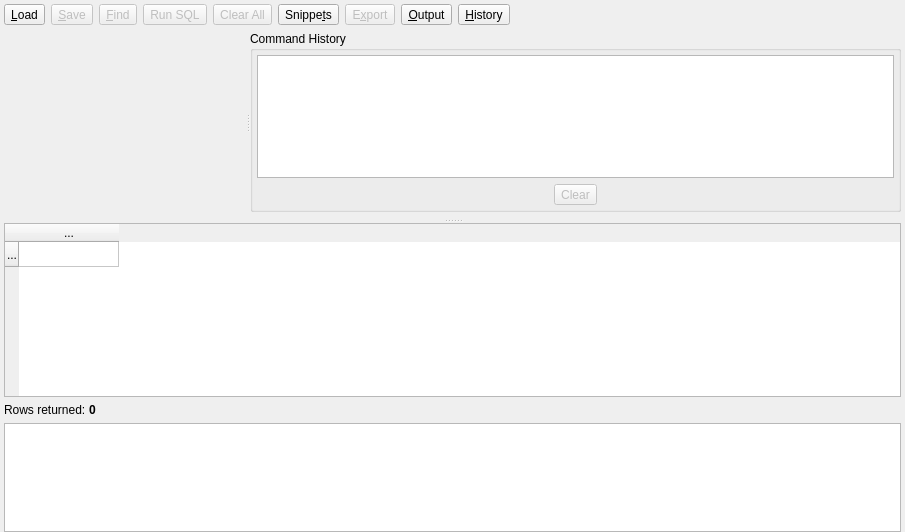
Qt form libpgmodeler_ui/ui/sqlexecutionwidget.ui (pgmodeler/pgmodeler) before a commit.
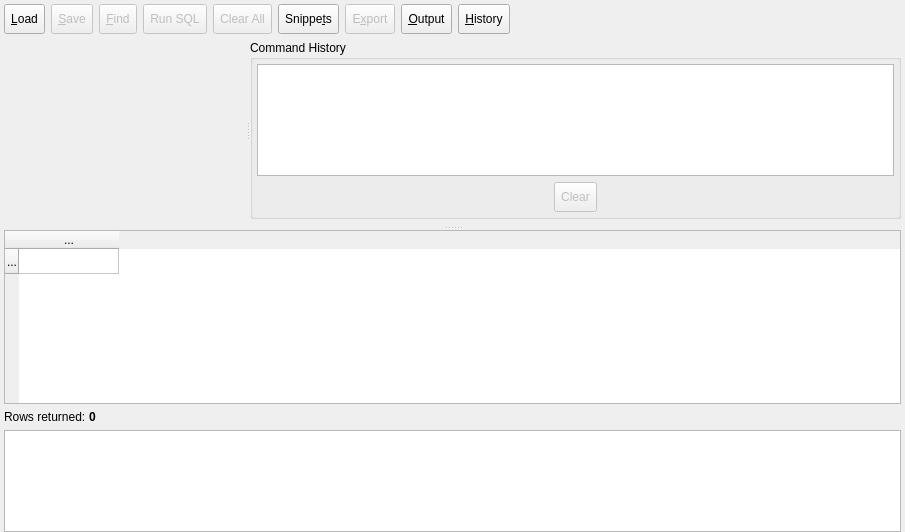
The same form after that commit. Icons and pictures are not drawn.

Commit message: Minimum size adjustments for toolbuttons and icons in DataManipulationForm, ModelValidationWidget and SQLExecutionWidget

Diff of the .ui file:
```diff
--- a/libpgmodeler_ui/ui/sqlexecutionwidget.ui
+++ b/libpgmodeler_ui/ui/sqlexecutionwidget.ui
@@ -55,6 +55,12 @@
            <property name="enabled">
             <bool>true</bool>
            </property>
+           <property name="minimumSize">
+            <size>
+             <width>0</width>
+             <height>30</height>
+            </size>
+           </property>
            <property name="toolTip">
             <string>Load SQL script</string>
            </property>
@@ -90,6 +96,12 @@
            <property name="enabled">
             <bool>false</bool>
            </property>
+           <property name="minimumSize">
+            <size>
+             <width>0</width>
+             <height>30</height>
+            </size>
+           </property>
            <property name="toolTip">
             <string>Save SQL commands</string>
            </property>
@@ -128,6 +140,12 @@
            <property name="enabled">
             <bool>false</bool>
            </property>
+           <property name="minimumSize">
+            <size>
+             <width>0</width>
+             <height>30</height>
+            </size>
+           </property>
            <property name="toolTip">
             <string>Search in SQL code</string>
            </property>
@@ -172,6 +190,12 @@
              <verstretch>0</verstretch>
             </sizepolicy>
            </property>
+           <property name="minimumSize">
+            <size>
+             <width>0</width>
+             <height>30</height>
+            </size>
+           </property>
            <property name="toolTip">
             <string>Run the specified SQL command</string>
            </property>
@@ -201,6 +225,12 @@
            <property name="enabled">
             <bool>false</bool>
            </property>
+           <property name="minimumSize">
+            <size>
+             <width>0</width>
+             <height>30</height>
+            </size>
+           </property>
            <property name="toolTip">
             <string>Clear sql input field and results</string>
            </property>
@@ -227,6 +257,12 @@
            <property name="enabled">
             <bool>true</bool>
            </property>
+           <property name="minimumSize">
+            <size>
+             <width>0</width>
+             <height>30</height>
+            </size>
+           </property>
            <property name="toolTip">
             <string>Export results to a CSV file</string>
            </property>
@@ -265,6 +301,12 @@
            <property name="enabled">
             <bool>false</bool>
            </property>
+           <property name="minimumSize">
+            <size>
+             <width>0</width>
+             <height>30</height>
+            </size>
+           </property>
            <property name="toolTip">
             <string>Export results to a CSV file</string>
            </property>
@@ -300,6 +342,12 @@
            <property name="enabled">
             <bool>true</bool>
            </property>
+           <property name="minimumSize">
+            <size>
+             <width>0</width>
+             <height>30</height>
+            </size>
+           </property>
            <property name="toolTip">
             <string>Toggles the output pane</string>
            </property>
@@ -335,6 +383,12 @@
            <property name="enabled">
             <bool>true</bool>
            </property>
+           <property name="minimumSize">
+            <size>
+             <width>0</width>
+             <height>30</height>
+            </size>
+           </property>
            <property name="toolTip">
             <string>Shows the command history</string>
            </property>
@@ -396,8 +450,8 @@
              </property>
              <property name="maximumSize">
               <size>
-               <width>20</width>
-               <height>20</height>
+               <width>22</width>
+               <height>22</height>
               </size>
              </property>
              <property name="text">
@@ -491,6 +545,12 @@
              <property name="enabled">
               <bool>false</bool>
              </property>
+             <property name="minimumSize">
+              <size>
+               <width>0</width>
+               <height>30</height>
+              </size>
+             </property>
              <property name="toolTip">
               <string>Clear sql input field and results.</string>
              </property>
@@ -676,11 +736,6 @@
           </item>
           <item>
            <widget class="QListWidget" name="msgoutput_lst">
-            <property name="font">
-             <font>
-              <pointsize>8</pointsize>
-             </font>
-            </property>
             <property name="editTriggers">
              <set>QAbstractItemView::NoEditTriggers</set>
             </property>
```
The commit also changes 2 other files.
